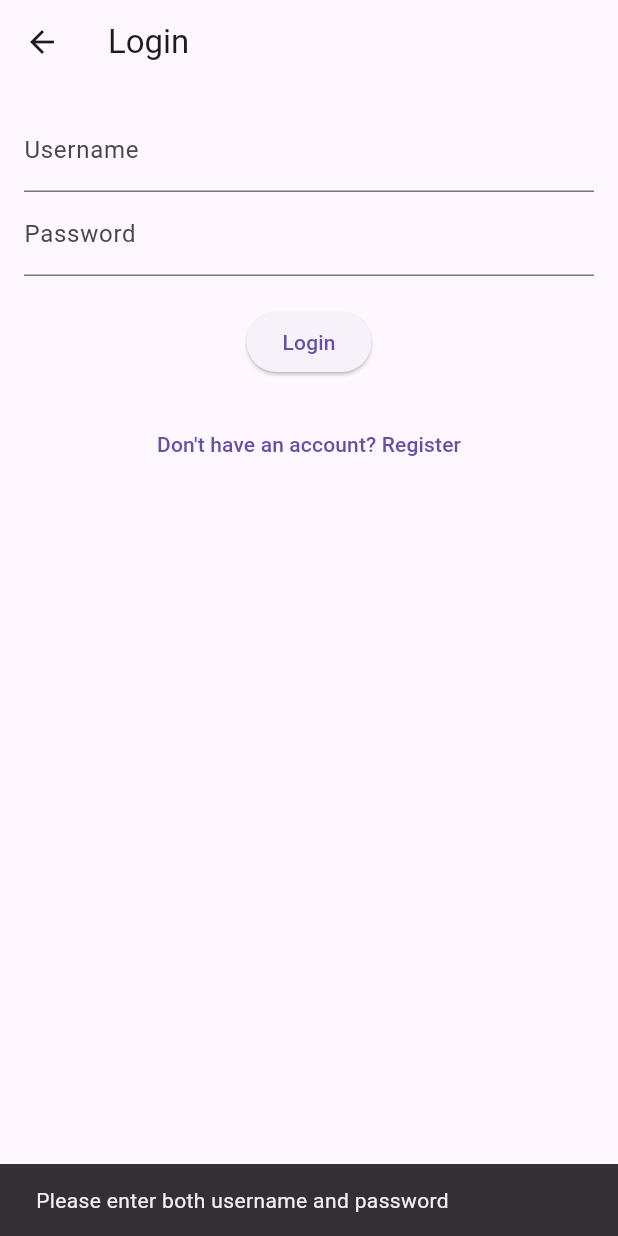
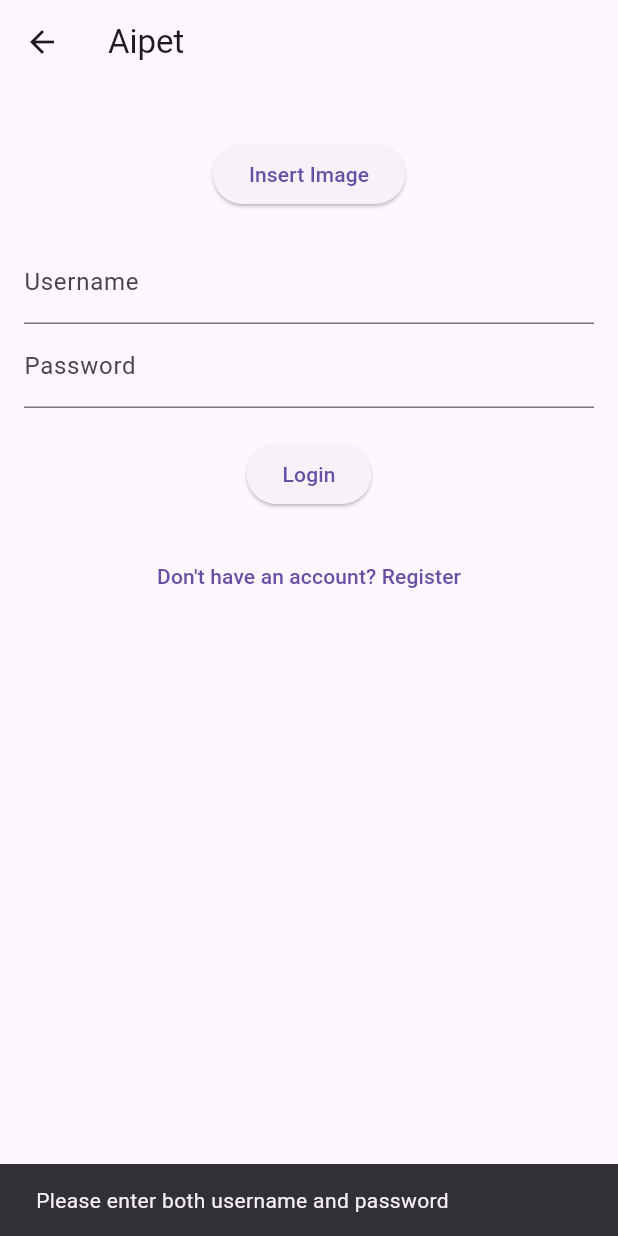
Before and after one commit to TokyoShisenGroup/AiPet, a Flutter app: the LoginPage screen opened directly, after a tap on "Login", on a phone screen of 412 x 824 dp. Run offline on Flutter 3.47's test engine with Material 3 defaults, Android fonts, the phone set to English and light mode, and no system bars; our stand-ins replace image_picker, shared_preferences; missing offline and left inert: dart:ffi; accounts and stored records are empty.

Commit message:
update login

```diff
--- a/lib/AuthPage/login_page.dart
+++ b/lib/AuthPage/login_page.dart
@@ -1,7 +1,10 @@
 import 'dart:convert';
+import 'package:aipet/main.dart';
 import 'package:flutter/material.dart';
 import 'package:http/http.dart' as http;
-import 'package:aipet/Utility/typedefinition.dart';
+import 'package:shared_preferences/shared_preferences.dart';
+import 'package:image_picker/image_picker.dart';
+import 'dart:io';
 
 class LoginPage extends StatefulWidget {
   final String? prefilledUsername;
@@ -15,11 +18,20 @@ class LoginPage extends StatefulWidget {
 class _LoginPageState extends State<LoginPage> {
   late TextEditingController _usernameController;
   final TextEditingController _passwordController = TextEditingController();
+  final ImagePicker _picker = ImagePicker();
+  XFile? _image;
 
   @override
   void initState() {
     super.initState();
     _usernameController = TextEditingController(text: widget.prefilledUsername);
+  }
+
+  Future<void> _pickImage() async {
+    final XFile? image = await _picker.pickImage(source: ImageSource.gallery);
+    setState(() {
+      _image = image;
+    });
   }
 
   void _login() async {
@@ -28,46 +40,38 @@ class _LoginPageState extends State<LoginPage> {
 
     if (username.isNotEmpty && password.isNotEmpty) {
       try {
-        // 通过HTTP POST请求登录
-        //   var response = await http.post(
-        //   Uri.parse('https://your-server-url.com/login'),
-        //   headers: <String, String>{
-        //     'Content-Type': 'application/json; charset=UTF-8',
-        //   },
-        //   body: jsonEncode(<String, String>{
-        //     'username': username,
-        //     'password': password,
-        //   }),
-        // );
-        // 模拟的本地响应
-        if (username == 'testuser' && password == '123') {
-          var response = {
-            'statusCode': 200,
-            'body': jsonEncode({
-              'UserName': username,
-              'email': 'test@example.com',
-              'avatarUrl': 'https://example.com/avatar.png',
-            }),
-          };
+        // 通过 HTTP POST 请求登录
+        var response = await http.post(
+          Uri.parse('http://localhost:8080/users/login'), // 使用你正确的 API 端点
+          headers: <String, String>{
+            'Content-Type': 'application/json; charset=UTF-8',
+          },
+          body: jsonEncode(<String, String>{
+            'username': username,
+            'password': password,
+          }),
+        );
 
-          // 模拟成功登录，返回用户数据
-          if (response['statusCode'] == 200) {
-            var responseData = jsonDecode(response['body'] as String);
-            Navigator.pop(context, {
-              'name': responseData['UserName'],
-              'email': responseData['email'],
-              'avatarUrl': responseData['avatarUrl'],
-            });
+        if (response.statusCode == 200) {
+          var responseData = jsonDecode(response.body);
+          if (responseData['message'] == 'Login successful') {
+            SharedPreferences prefs = await SharedPreferences.getInstance();
+            await prefs.setBool('isLoggedIn', true);
+            await prefs.setString('name', username);
+
+            Navigator.pushReplacement(
+              context,
+              MaterialPageRoute(
+                  builder: (context) => const MyBottomNavigationBarApp()),
+            );
           } else {
             ScaffoldMessenger.of(context).showSnackBar(
-              SnackBar(
-                  content: Text('Login failed: ${response['statusCode']}')),
+              SnackBar(content: Text('Login failed: ${responseData['error']}')),
             );
           }
         } else {
-          // 模拟的错误响应
           ScaffoldMessenger.of(context).showSnackBar(
-            const SnackBar(content: Text('Invalid username or password')),
+            SnackBar(content: Text('Login failed: ${response.statusCode}')),
           );
         }
       } catch (e) {
@@ -87,18 +91,25 @@ class _LoginPageState extends State<LoginPage> {
   Widget build(BuildContext context) {
     return Scaffold(
       appBar: AppBar(
-        title: const Text('Login'),
-        leading: IconButton(
-          icon: const Icon(Icons.arrow_back),
-          onPressed: () {
-            Navigator.pop(context);
-          },
-        ),
+        title: const Text('Aipet'),
+        leading: null,
       ),
       body: Padding(
         padding: const EdgeInsets.all(16.0),
         child: Column(
+          crossAxisAlignment: CrossAxisAlignment.center,
           children: <Widget>[
+            if (_image != null)
+              Image.file(
+                File(_image!.path),
+                height: 200,
+              ),
+            const SizedBox(height: 20),
+            ElevatedButton(
+              onPressed: _pickImage,
+              child: const Text('Insert Image'),
+            ),
+            const SizedBox(height: 20),
             TextField(
               controller: _usernameController,
               decoration: const InputDecoration(labelText: 'Username'),
--- a/pubspec.yaml
+++ b/pubspec.yaml
@@ -32,6 +32,7 @@ dependencies:
     sdk: flutter
   http: ^0.13.3
   shared_preferences: ^2.0.6
+  image_picker: ^0.8.4+4
   # The following adds the Cupertino Icons font to your application.
   # Use with the CupertinoIcons class for iOS style icons.
   cupertino_icons: ^1.0.8
```
Also changed, not shown: lib/MyPage/mypage.dart (+4 -99 lines), lib/main.dart (+34 -9 lines), pubspec.lock, 1 other file.
